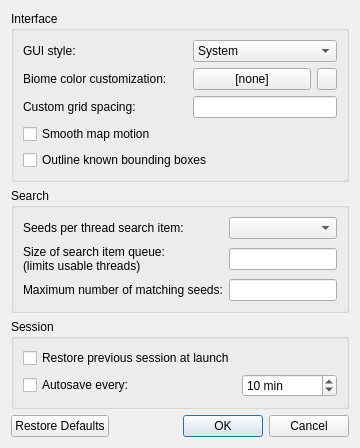
The window that src/configdialog.ui (Cubitect/cubiomes-viewer) describes before a commit, drawn with Qt 5.
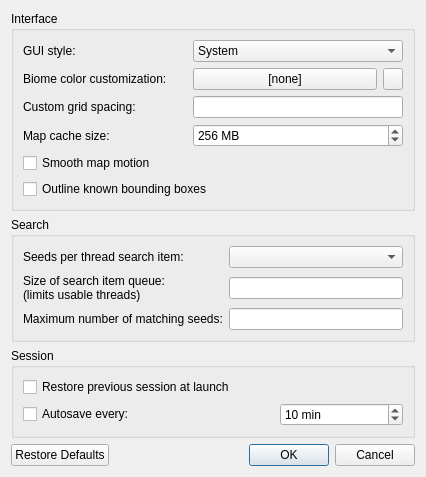
The same window after the commit. Icons and pictures are not drawn.

Commit message: Fixes and memory control 1) improved cache utilization for the map viewer 2) added option for the memory used for the map viewer cache 3) fixed search algorithm for relative positions that are invalid on first search pass 4) fixed stronghold filter yielding some false negatives 5) added radial distance option for spawn and strongholds 6) fixed copy/paste shortcut trigger not respecting widget focus

Diff of the .ui file:
```diff
--- a/src/configdialog.ui
+++ b/src/configdialog.ui
@@ -2,6 +2,14 @@
 <ui version="4.0">
  <class>ConfigDialog</class>
  <widget class="QDialog" name="ConfigDialog">
+  <property name="geometry">
+   <rect>
+    <x>0</x>
+    <y>0</y>
+    <width>426</width>
+    <height>469</height>
+   </rect>
+  </property>
   <property name="windowTitle">
    <string>Preferences</string>
   </property>
@@ -94,7 +102,7 @@
         </property>
        </widget>
       </item>
-      <item row="4" column="0" colspan="4">
+      <item row="5" column="0" colspan="4">
        <widget class="QCheckBox" name="checkBBoxes">
         <property name="text">
          <string>Outline known bounding boxes</string>
@@ -128,7 +136,7 @@
         </item>
        </widget>
       </item>
-      <item row="3" column="0" colspan="4">
+      <item row="4" column="0" colspan="4">
        <widget class="QCheckBox" name="checkSmooth">
         <property name="toolTip">
          <string>Simulate innertia for the map view</string>
@@ -175,6 +183,32 @@
         </property>
        </widget>
       </item>
+      <item row="3" column="0">
+       <widget class="QLabel" name="label_7">
+        <property name="text">
+         <string>Map cache size:</string>
+        </property>
+       </widget>
+      </item>
+      <item row="3" column="2" colspan="3">
+       <widget class="QSpinBox" name="spinCacheSize">
+        <property name="suffix">
+         <string> MB</string>
+        </property>
+        <property name="minimum">
+         <number>16</number>
+        </property>
+        <property name="maximum">
+         <number>8192</number>
+        </property>
+        <property name="singleStep">
+         <number>16</number>
+        </property>
+        <property name="value">
+         <number>256</number>
+        </property>
+       </widget>
+      </item>
      </layout>
     </widget>
    </item>
```
The commit also changes 13 other files.
